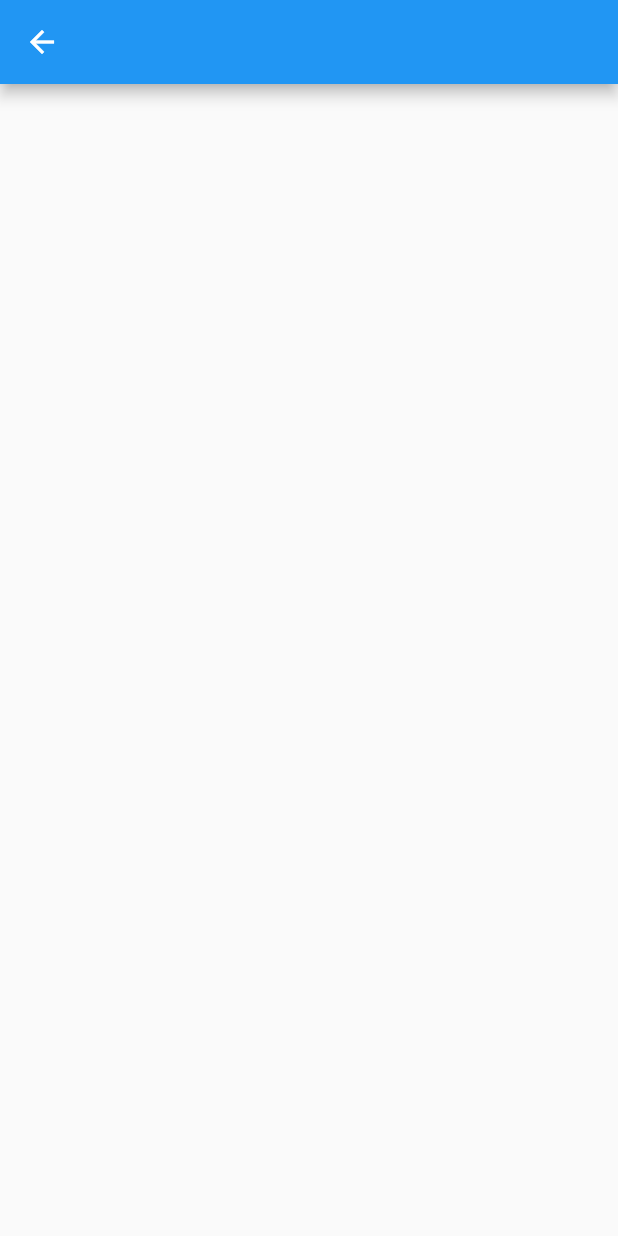
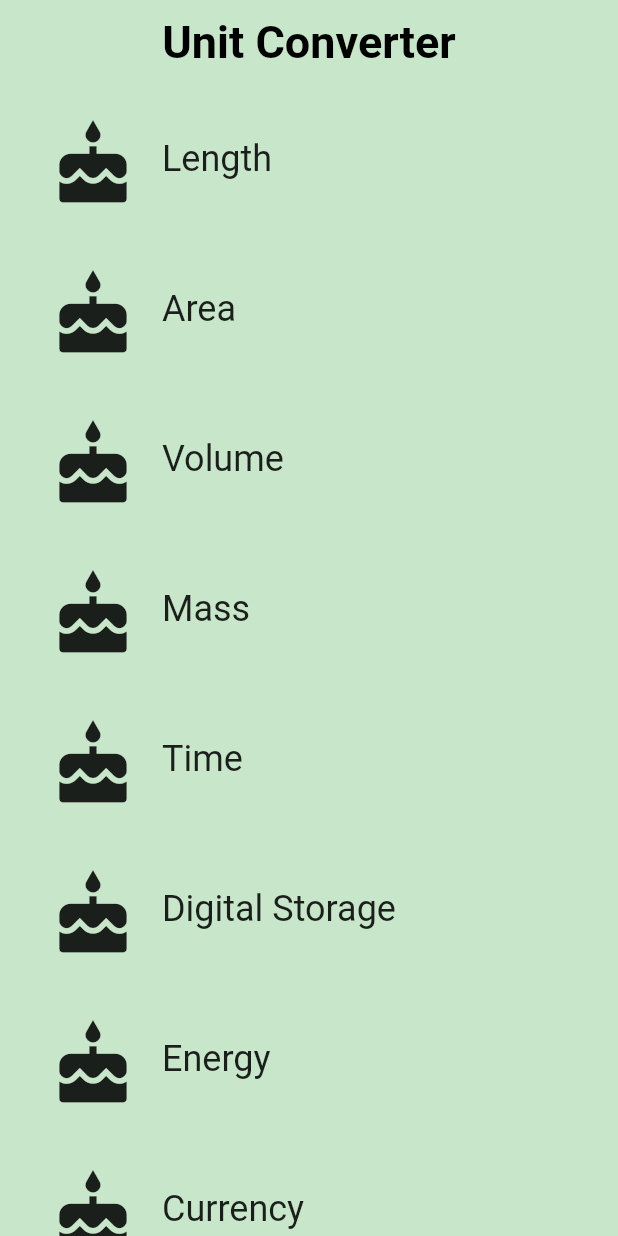
Before and after one commit to nithinr07/Unit-Converter, a Flutter app: the CategoryRoute screen opened directly, on a phone screen of 412 x 824 dp. Run offline on Flutter 3.47's test engine with Material 2 defaults, Android fonts, the phone set to English and light mode, and no system bars.

Commit message:
added category route

```diff
--- a/lib/category_route.dart
+++ b/lib/category_route.dart
@@ -1,9 +1,9 @@
 import 'package:flutter/material.dart';
 
 // TODO: Check if we need to import anything
-
+import 'category.dart';
 // TODO: Define any constants
-
+final _backgroundColor = Colors.green[100];
 /// Category Route (screen).
 ///
 /// This is the 'home' screen of the Unit Converter. It shows a header and
@@ -41,12 +41,38 @@ class CategoryRoute extends StatelessWidget {
     // TODO: Create a list of the eight Categories, using the names and colors
     // from above. Use a placeholder icon, such as `Icons.cake` for each
     // Category. We'll add custom icons later.
+    final category_list = <Category>[];
 
+    for (var i = 0; i < 8; i++) {
+      category_list.add(Category(
+        name: _categoryNames[i],
+        color: _baseColors[i],
+        iconLocation: Icons.cake,
+      ));
+    }
     // TODO: Create a list view of the Categories
-    final listView = Container();
+    final listView = Container(
+      color: _backgroundColor,
+      padding: EdgeInsets.symmetric(horizontal: 8.0),
+      child: ListView(
+        children: category_list,
+      ),
+    );
 
     // TODO: Create an App Bar
-    final appBar = AppBar();
+    final appBar = AppBar(
+      elevation: 0.0,
+      title: Text(
+        'Unit Converter',
+        style: TextStyle(
+          fontWeight: FontWeight.bold,
+          color: Colors.black,
+          fontSize: 30.0,
+          ),
+      ),
+      centerTitle: true,
+      backgroundColor: _backgroundColor,
+    );
 
     return Scaffold(
       appBar: appBar,
```
Also changed, not shown: lib/main.dart (+71 -45 lines), pubspec.yaml (+8 -8 lines).
